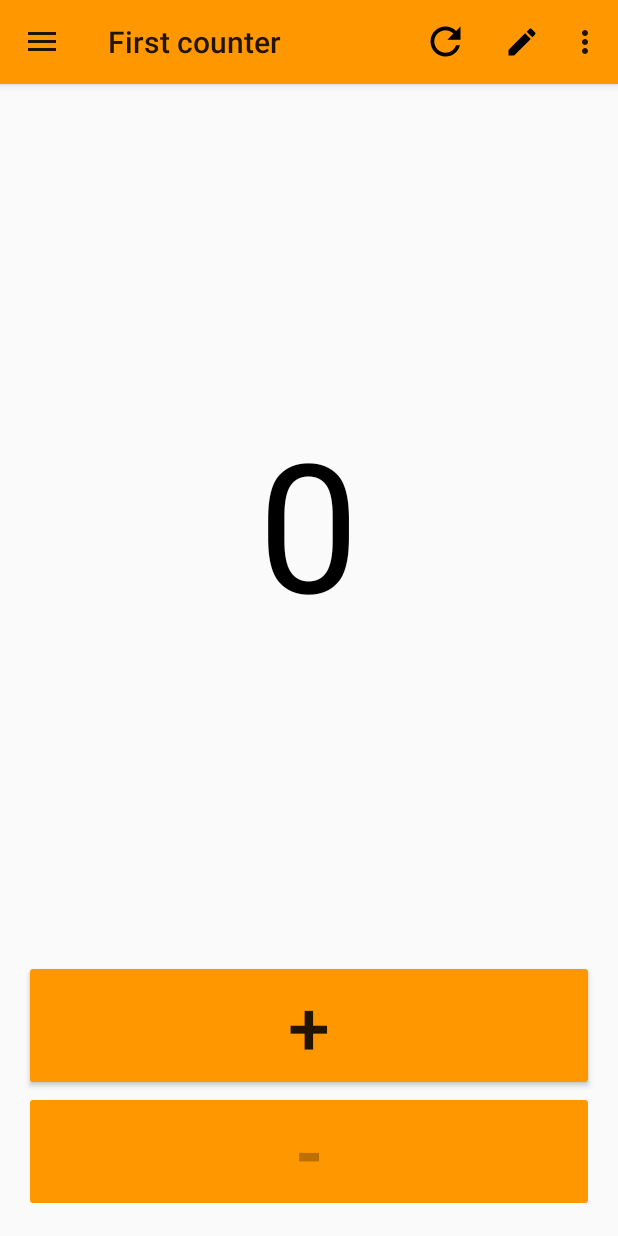
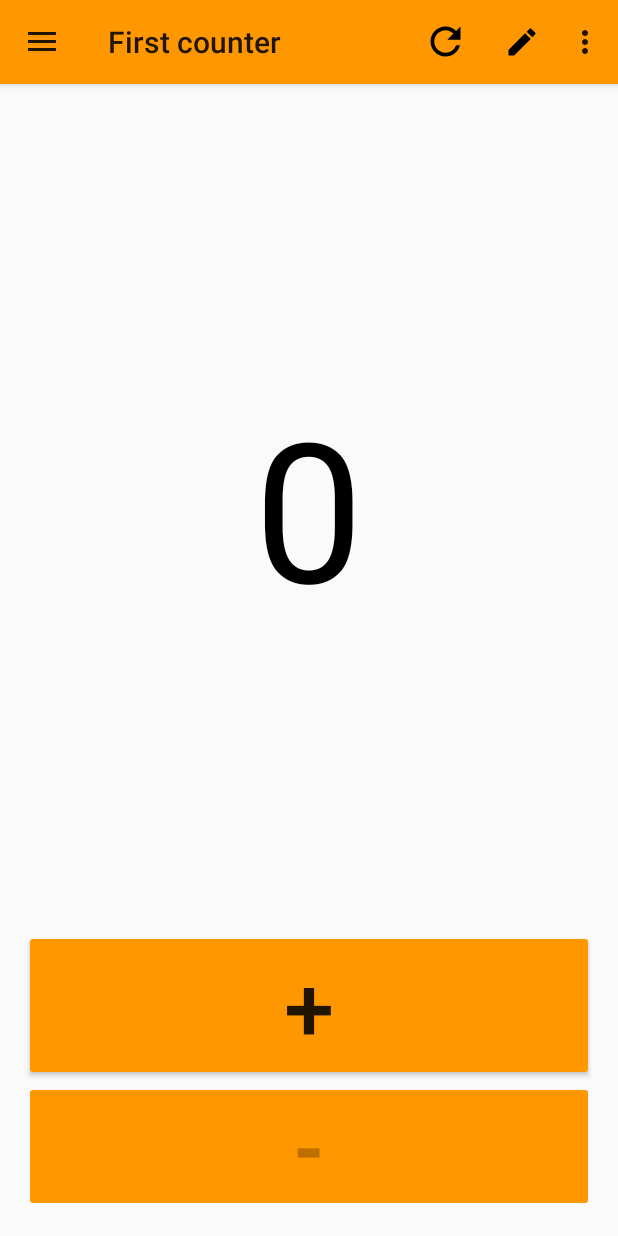
Before and after one commit to Saiprashanth-1993/MyCounterApp, an Android app: the screen it shows after launch (MainActivity), on a phone screen of 412 x 824 dp. Run offline under Robolectric (Android 15) with nearby library versions, the phone set to English and light mode, and no system bars.

Commit message:
Drawer layout background fixed

```diff
--- a/app/src/main/res/layout/drawer_layout.xml
+++ b/app/src/main/res/layout/drawer_layout.xml
@@ -1,4 +1,5 @@
-<android.support.v4.widget.DrawerLayout xmlns:android="http://schemas.android.com/apk/res/android"
+<android.support.v4.widget.DrawerLayout
+    xmlns:android="http://schemas.android.com/apk/res/android"
     android:id="@+id/drawer_layout"
     android:layout_width="match_parent"
     android:layout_height="match_parent">
@@ -6,13 +7,13 @@
     <FrameLayout
         android:id="@+id/content_frame"
         android:layout_width="match_parent"
-        android:layout_height="match_parent" />
+        android:layout_height="match_parent"/>
 
     <FrameLayout
         android:id="@+id/menu_frame"
         android:layout_width="240dp"
         android:layout_height="match_parent"
         android:layout_gravity="start"
-        android:background="#111" />
+        android:background="#212121"/>
 
 </android.support.v4.widget.DrawerLayout>
--- a/app/src/main/res/values/styles.xml
+++ b/app/src/main/res/values/styles.xml
@@ -2,25 +2,25 @@
 <resources>
 
     <style name="AppTheme" parent="@style/Theme.AppCompat.Light">
-        <item name="valueColor">#000000</item>
+        <item name="valueColor">#FF000000</item>
         <item name="colorPrimary">#FF9800</item>
         <item name="colorPrimaryDark">#FB8C00</item>
         <item name="colorButtonNormal">#FF9800</item>
         <item name="drawableDelete">@drawable/ic_action_delete_light</item>
         <item name="drawableEdit">@drawable/ic_action_edit_light</item>
         <item name="drawableReset">@drawable/ic_action_reset_light</item>
-        <item name="drawableSettings">@drawable/ic_action_settings_light</item>
+        <item name="drawableSettings">@drawable/ic_action_settings_dark</item>
     </style>
 
     <style name="AppTheme.Dark" parent="@style/Theme.AppCompat">
-        <item name="valueColor">#ffffff</item>
+        <item name="valueColor">#FFFFFFFF</item>
         <item name="colorPrimary">#FF9800</item>
         <item name="colorPrimaryDark">#FB8C00</item>
         <item name="colorButtonNormal">#FF9800</item>
         <item name="drawableDelete">@drawable/ic_action_delete_dark</item>
         <item name="drawableEdit">@drawable/ic_action_edit_dark</item>
         <item name="drawableReset">@drawable/ic_action_reset_dark</item>
-        <item name="drawableSettings">@drawable/ic_action_settings_dark</item>
+        <item name="drawableSettings">@drawable/ic_action_settings_light</item>
     </style>
 
     <style name="DrawerSelectTheme" parent="AppTheme">
@@ -28,15 +28,15 @@
     </style>
 
     <style name="counter_value">
-        <item name="android:textSize">120sp</item>
+        <item name="android:textSize">130dp</item>
     </style>
 
     <style name="increment_button">
-        <item name="android:textSize">50sp</item>
+        <item name="android:textSize">60dp</item>
     </style>
 
     <style name="decrement_button">
-        <item name="android:textSize">45sp</item>
+        <item name="android:textSize">50dp</item>
     </style>
 
     <style name="editor_style">
```
